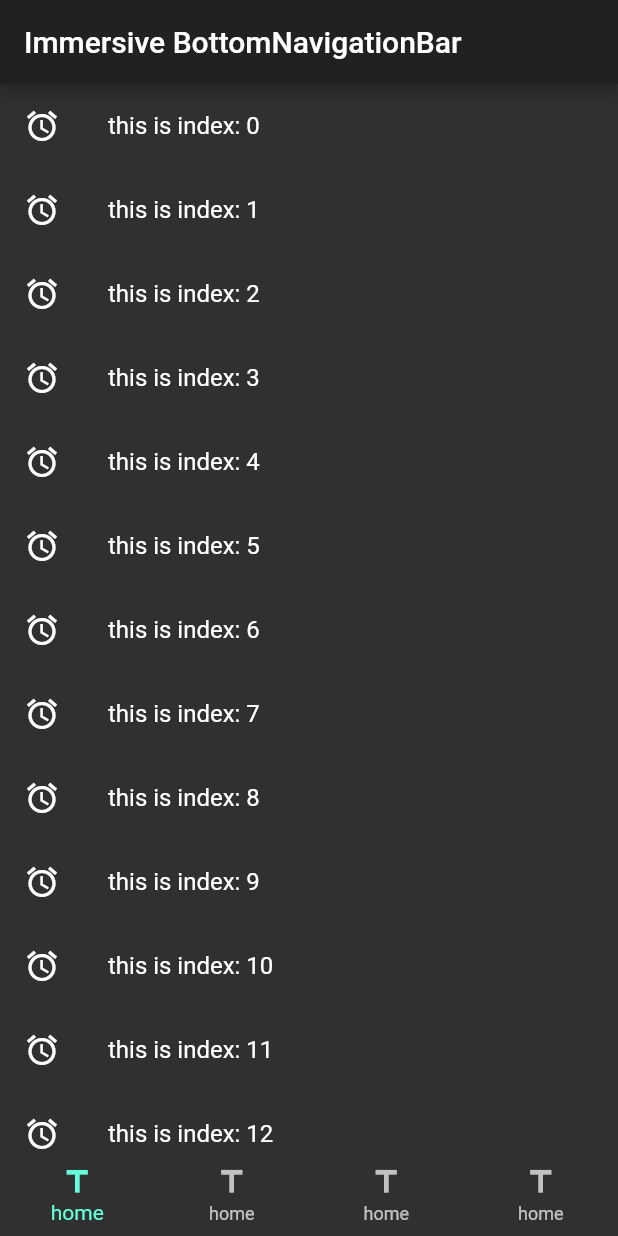
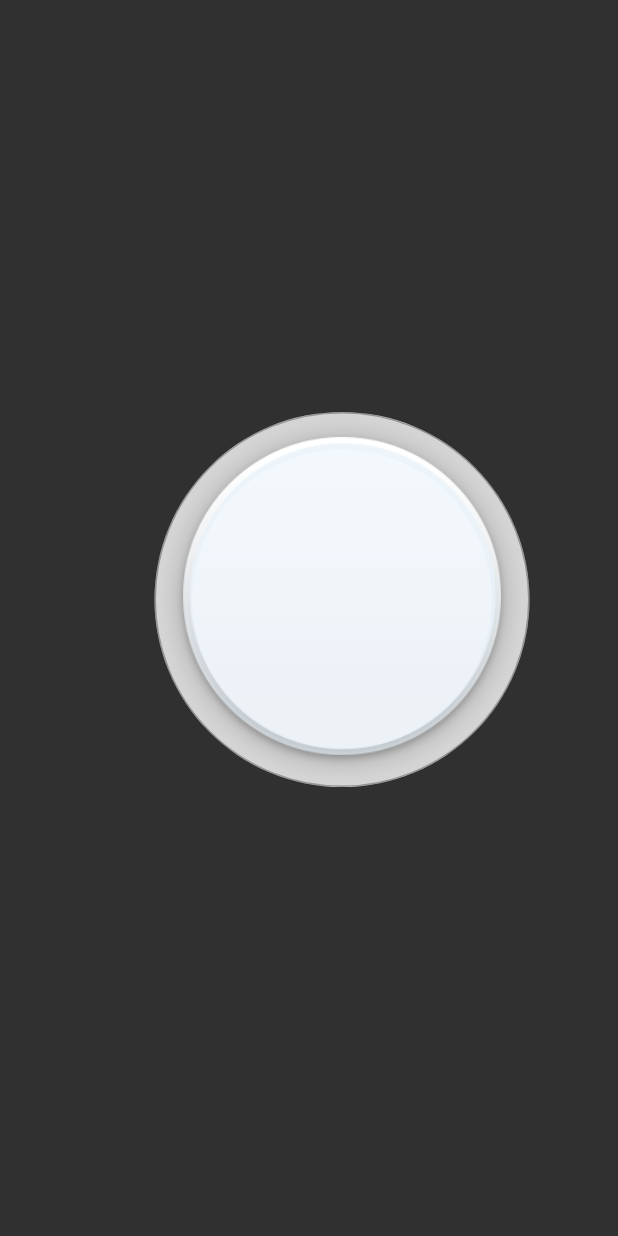
Before and after one commit to OpenFlutter/Flutter-Notebook, a Flutter app: the screen it shows after launch, on a phone screen of 412 x 824 dp. Run offline on Flutter 3.47's test engine with Material 2 defaults, Android fonts, the phone set to English and light mode, and no system bars; our stand-ins replace cached_network_image, flutter_redux, flutter_spinkit, intro_slider, redux, rxdart; missing offline and left inert: intro_views_flutter, multi_image_picker, pinch_zoom_image, random_pk; generated files the repository leaves out were written again.

Commit message:
新增旋转按钮的challenge

```diff
--- a/mecury_project/example/animation_challenge/lib/main.dart
+++ b/mecury_project/example/animation_challenge/lib/main.dart
@@ -7,6 +7,7 @@ import 'screens/hero_demo.dart';
 import 'screens/hide_bottom_bar.dart';
 import 'screens/audio_screen.dart';
 import 'screens/im_demo.dart';
+import 'screens/rotating_demo.dart';
 
 void main() => runApp(new MyApp());
 
@@ -17,9 +18,11 @@ class MyApp extends StatelessWidget {
       title: 'Flutter Demo',
       theme: new ThemeData.dark(),
 //      home: HeroDemo(),
-      home: HideBottomBarDemo(),
+//      home: HideBottomBarDemo(),
 //      home: AudioScreen(),
-//        home: ImScreen(),
+//      home: ImScreen(),
+    home: RotatingScreen(),
+
     );
   }
 }
--- a/mecury_project/example/animation_challenge/lib/screens/hide_bottom_bar.dart
+++ b/mecury_project/example/animation_challenge/lib/screens/hide_bottom_bar.dart
@@ -1,5 +1,5 @@
 import 'package:flutter/material.dart';
-import 'package:flutter/rendering.dart';s
+import 'package:flutter/rendering.dart';
 
 class HideBottomBarDemo extends StatefulWidget {
   @override
--- /dev/null
+++ b/mecury_project/example/animation_challenge/lib/screens/rotating_demo.dart
@@ -0,0 +1,28 @@
+import 'package:flutter/material.dart';
+import '../widgets/rotating_bar.dart';
+
+class RotatingScreen extends StatelessWidget {
+  @override
+  Widget build(BuildContext context) {
+    final size = MediaQuery.of(context).size;
+
+    return Scaffold(
+        body: Stack(
+      children: <Widget>[
+        Positioned(
+          left: size.width/4,
+          top: size.height/3,
+          child: RotatingBar(
+            getBackCenter: true,
+            dx: size.width/4,
+            dy: size.height/3,
+            style: Style.Touch,
+            getAngle: (angle) {
+              print(angle);
+            },
+          ),
+        )
+      ],
+    ));
+  }
+}
--- /dev/null
+++ b/mecury_project/example/animation_challenge/lib/utils/react_getter.dart
@@ -0,0 +1,65 @@
+import 'package:flutter/foundation.dart';
+import 'package:flutter/material.dart';
+
+/// 需要实时获得某个Widget的Rect信息时使用该控件
+/// 可选传GlobalKey和无参两种构造方式，之后利用对象本身或者构造传入的key以获取信息
+/// Use this widget to get a widget`s rectangle information in real-time .
+/// It has 2 constructors , pass a globalkey or use default key , and then
+/// you can use the key or object itself to get info .
+
+class RectGetter extends StatefulWidget {
+  final GlobalKey<_RectGetterState> key;
+  final Widget child;
+
+  /// 持有某RectGetter对象的key时利用该方法获得其child的rect
+  /// Use this static method to get child`s rectangle information when had a custom globalkey
+  static Rect getRectFromKey(GlobalKey<_RectGetterState> globalKey) {
+    var object = globalKey?.currentContext?.findRenderObject();
+    var translation = object?.getTransformTo(null)?.getTranslation();
+    var size = object?.semanticBounds?.size;
+
+    if (translation != null && size != null) {
+      return new Rect.fromLTWH(translation.x, translation.y, size.width, size.height);
+    } else {
+      return null;
+    }
+  }
+
+  /// create a custom globalkey , use this way to avoid type exception in dart2 .
+  static GlobalKey<_RectGetterState> createGlobalKey() {
+    return new GlobalKey<_RectGetterState>();
+  }
+
+  /// 传GlobalKey构造，之后可以RectGetter.getRectFromKey(key)的方式获得Rect
+  /// constructor with key passed , and then you can get child`s rect by using RectGetter.getRectFromKey(key)
+  RectGetter({@required this.key, @required this.child}) : super(key: key);
+
+  /// 生成默认GlobalKey的命名无参构造，调用对象的getRect方法获得Rect
+  /// Use defaultKey to build RectGetter , and then use object itself`s getRect() method to get child`s rect
+  factory RectGetter.defaultKey({@required Widget child}) {
+    return new RectGetter(
+      key: new GlobalKey(),
+      child: child,
+    );
+  }
+
+  Rect getRect() {
+    return getRectFromKey(this.key);
+  }
+
+  /// 克隆出新对象实例，避免同一GlobalKey在组件树上重复出现导致的问题
+  /// make a clone with different GlobalKey
+  RectGetter clone() {
+    return new RectGetter.defaultKey(
+      child: this.child,
+    );
+  }
+
+  @override
+  _RectGetterState createState() => new _RectGetterState();
+}
+
+class _RectGetterState extends State<RectGetter> {
+  @override
+  Widget build(BuildContext context) => widget.child;
+}
--- /dev/null
+++ b/mecury_project/example/animation_challenge/lib/widgets/rotating_bar.dart
@@ -0,0 +1,173 @@
+import 'package:flutter/material.dart';
+import 'dart:math';
+
+import 'package:animation_challenge/utils/react_getter.dart';
+
+typedef TouchCallBack = void Function(double r);
+
+enum Style { Touch, Rotate }
+
+//旋转按钮
+class RotatingBar extends StatefulWidget {
+  //距离屏幕顶部的距离
+  final double dx;
+  //距离屏幕左边的距离
+  final double dy;
+  //用于返回数据
+  final TouchCallBack getAngle;
+  final Style style;
+  final bool getBackCenter;
+
+  RotatingBar(
+      {this.getAngle,
+      @required this.dy,
+      @required this.dx,
+      this.style,
+      this.getBackCenter});
+
+  @override
+  _RotatingBarState createState() => _RotatingBarState();
+}
+
+class _RotatingBarState extends State<RotatingBar> {
+  //用于获取控件位置的key
+  GlobalKey _key = RectGetter.createGlobalKey();
+  //控件中心点
+  Offset centerOffset;
+  //用户触摸点
+  Offset currentOffset;
+
+  @override
+  Widget build(BuildContext context) {
+    return Container(
+        constraints: BoxConstraints.expand(height: 250, width: 250),
+        decoration: BoxDecoration(
+            image: DecorationImage(
+                image: ExactAssetImage(
+                  'assets/icon_control_ctrl_origin1.png',
+                ),
+                fit: BoxFit.cover),
+            color: Colors.white.withOpacity(0.8),
+            shape: BoxShape.circle,
+            border: Border.all(color: Colors.black.withOpacity(0.3))),
+        child: RectGetter(
+          key: _key,
+          child: Center(
+            child: GestureDetector(
+              onScaleUpdate: onUserTouch,
+              //用户手离开之后触发，让小圆点回到中心
+              onScaleEnd: (_) => widget.getBackCenter != null
+                  ? widget.getBackCenter ? getBackCenter() : {}
+                  : {},
+              child: Container(
+                constraints: BoxConstraints.tightFor(height: 200, width: 200),
+                decoration: BoxDecoration(
+                  color: Colors.white.withOpacity(0.3),
+                  shape: BoxShape.circle,
+                ),
+                child: Stack(
+                  children: <Widget>[
+                    currentOffset != null
+                        ? Positioned(
+                            top: currentOffset.dy - 100,
+                            left: currentOffset.dx - 100,
+                            child: Padding(
+                              padding: const EdgeInsets.all(32.0),
+                              child: Container(
+                                height: 30,
+                                width: 30,
+                                decoration: BoxDecoration(
+                                  shape: BoxShape.circle,
+                                  image: DecorationImage(
+                                      image: ExactAssetImage(
+                                          'assets/icon_control_ctrl_origin.png')),
+                                ),
+                              ),
+                            ))
+                        : Container()
+                  ],
+                ),
+              ),
+            ),
+          ),
+        ));
+  }
+
+  //通过这个函数将会根据用户触摸点以及中心点计算得到边缘位置，旋转按钮
+  Offset changeOffset(double x1, double x2, double y1, double y2) {
+    final x = x2 - x1;
+    final y = y1 - y2;
+    final g = 80 / sqrt(x * x + y * y);
+    if (x >= 0 && y >= 0) {
+      return Offset(x1.abs() + x * g.abs(), y1.abs() - y * g.abs());
+    } else if (x <= 0 && y >= 0) {
+      return Offset(x1.abs() + x * g.abs(), y1.abs() - y * g.abs());
+    } else if (x <= 0 && y <= 0) {
+      return Offset(x1.abs() + x * g.abs(), y1.abs() - y * g.abs());
+    } else {
+      return Offset(x1.abs() + x * g.abs(), y1.abs() - y * g.abs());
+    }
+  }
+
+  //在用户手离开后让原点回到中心
+  getBackCenter() {
+    final offset = currentOffset = getCenterOffset(_key);
+    currentOffset = offset;
+    setState(() {});
+  }
+
+  //通过RectGetter获取中心位置
+  Offset getCenterOffset(GlobalKey key) {
+    Offset center = RectGetter.getRectFromKey(key).center;
+    return Offset(center.dx - widget.dx + 30, center.dy - widget.dy + 20);
+  }
+
+  //获取用户触摸位置
+  Offset getCurrentOffset(ScaleUpdateDetails details) {
+    Offset tap = details.focalPoint;
+    return Offset(tap.dx - widget.dx + 30, tap.dy - widget.dy + 40);
+  }
+
+  //计算角度然后返回出去
+  getAngle(double x1, double x2, double y1, double y2) {
+    var angle = 0.0;
+    final dx = x2 - x1;
+    final dy = y2 - y1;
+    if (x2 == x1) {
+      angle = pi / 2.0;
+      if (y2 == y1)
+        angle = 0.0;
+      else if (y2 < y1) angle = 3.0 * pi / 2.0;
+    } else if (x2 > x1 && y2 > y1)
+      angle = atan(dx / dy);
+    else if (x2 > x1 && y2 < y1)
+      angle = pi / 2 + atan(-dy / dx);
+    else if (x2 < x1 && y2 < y1)
+      angle = pi + atan(dx / dy);
+    else if (x2 < x1 && y2 > y1) angle = 3.0 * pi / 2.0 + atan(dy / -dx);
+    return (angle * 180 / pi);
+  }
+
+  //当用户触摸
+  onUserTouch(ScaleUpdateDetails details) {
+    final currentTapOffset = getCurrentOffset(details);
+
+//  这两句话能够将触摸位置转化为边缘，达到旋钮的效果
+    final centerOffset = getCenterOffset(_key);
+    if (widget.style == null) {
+      currentOffset = changeOffset(centerOffset.dx, currentTapOffset.dx,
+          centerOffset.dy, currentTapOffset.dy);
+    } else {
+      widget.style == Style.Touch
+          ? currentOffset = currentTapOffset
+          : currentOffset = changeOffset(centerOffset.dx, currentTapOffset.dx,
+              centerOffset.dy, currentTapOffset.dy);
+    }
+    if (widget.getAngle != null) {
+      double angle = getAngle(centerOffset.dx, currentTapOffset.dx,
+          centerOffset.dy, currentTapOffset.dy);
+      widget.getAngle(angle);
+    }
+    setState(() {});
+  }
+}
```
Also changed, not shown: mecury_project/example/animation_challenge/assets/icon_control_ctrl_origin.png (added), mecury_project/example/animation_challenge/assets/icon_control_ctrl_origin1.png (added), 1 other file.
